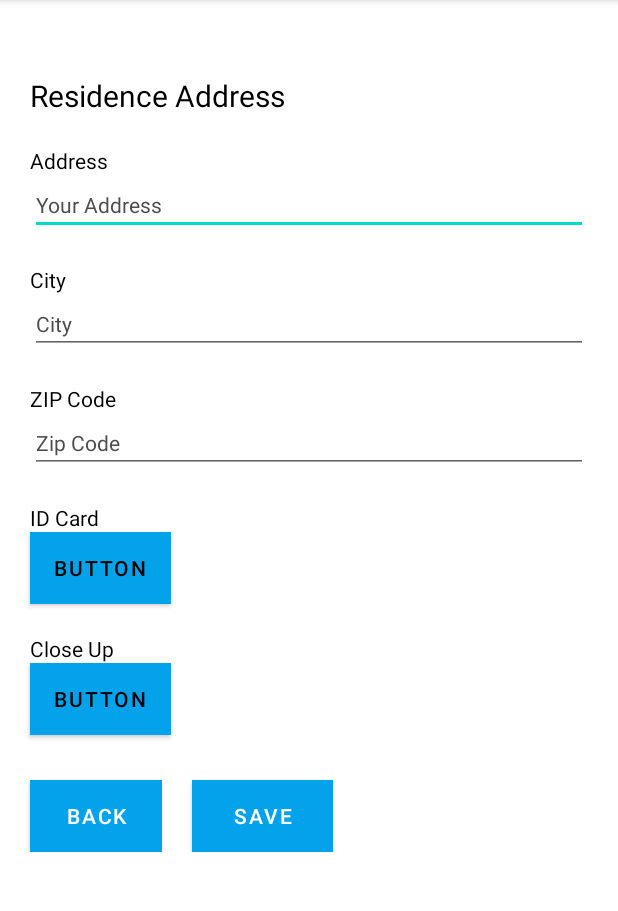
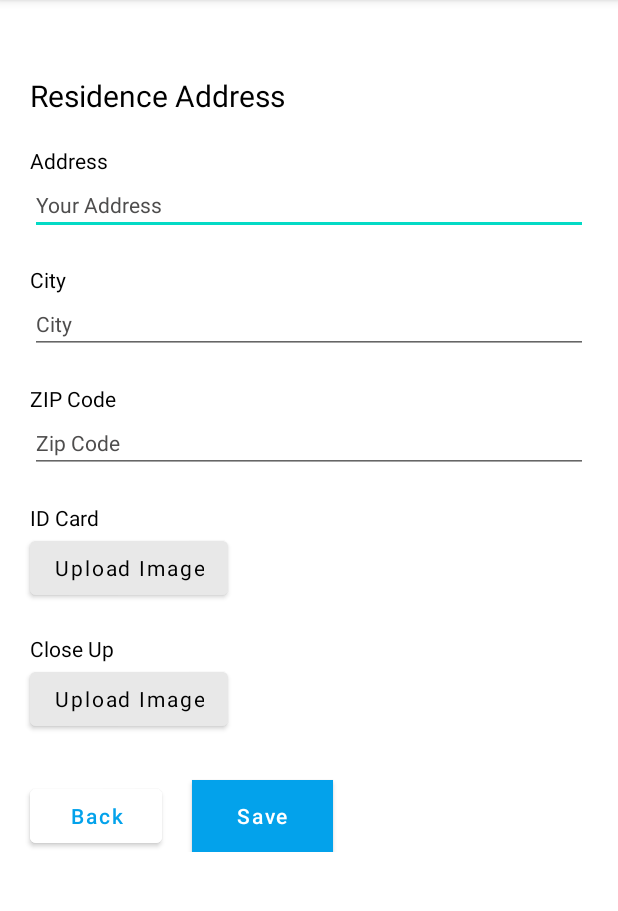
Before and after one commit to ReisaSiva/VeriLive, an Android app: the Register2Activity screen opened directly, with no data from a screen before it, on a phone screen of 412 x 824 dp, the part 84-995 px from its top. Run offline under Robolectric (Android 15) with nearby library versions, the phone set to English and light mode, and no system bars.

Commit message:
update 24/06/2021

```diff
--- a/app/build.gradle
+++ b/app/build.gradle
@@ -10,7 +10,7 @@ android {
 
     defaultConfig {
         applicationId "com.reisa.verilive"
-        minSdkVersion 26
+        minSdkVersion 23
         targetSdkVersion 29
         versionCode 1
         versionName "1.0"
--- a/app/src/main/java/com/reisa/verilive/Register2Activity.java
+++ b/app/src/main/java/com/reisa/verilive/Register2Activity.java
@@ -13,7 +13,7 @@ public class Register2Activity extends AppCompatActivity {
     protected void onCreate(Bundle savedInstanceState) {
         super.onCreate(savedInstanceState);
         setContentView(R.layout.activity_register2);
-        backBtn = findViewById(R.id.buttonNext);
+        backBtn = findViewById(R.id.buttonBack);
         backBtn.setOnClickListener(new View.OnClickListener() {
             @Override
             public void onClick(View view) {
--- a/app/src/main/java/com/reisa/verilive/RegisterActivity.java
+++ b/app/src/main/java/com/reisa/verilive/RegisterActivity.java
@@ -2,7 +2,6 @@ package com.reisa.verilive;
 
 import androidx.appcompat.app.AppCompatActivity;
 
-import android.app.Activity;
 import android.content.Intent;
 import android.os.Bundle;
 import android.view.View;
@@ -14,7 +13,7 @@ public class RegisterActivity extends AppCompatActivity {
     protected void onCreate(Bundle savedInstanceState) {
         super.onCreate(savedInstanceState);
         setContentView(R.layout.activity_register);
-        formBtn = findViewById(R.id.buttonNext);
+        formBtn = findViewById(R.id.buttonBack);
         backBtn = findViewById(R.id.buttonBack2);
         formBtn.setOnClickListener(new View.OnClickListener() {
             @Override
--- a/app/src/main/java/com/reisa/verilive/SignupActivity.java
+++ b/app/src/main/java/com/reisa/verilive/SignupActivity.java
@@ -51,7 +51,7 @@ public class SignupActivity extends AppCompatActivity {
                 Semail = email.getText().toString();
                 Spass = password.getText().toString();
                 Sname = name.getText().toString();
-               final User user = new User();
+                final User user = new User();
                 user.setEmail(Semail);
                 user.setPassword(Spass);
                 user.setName(Sname);
--- a/app/src/main/res/layout/activity_register2.xml
+++ b/app/src/main/res/layout/activity_register2.xml
@@ -102,8 +102,11 @@
             android:layout_width="wrap_content"
             android:layout_height="wrap_content"
             android:layout_marginLeft="20dp"
-            android:background="#B54646"
-            android:text="Button" />
+            android:backgroundTint="#e8e8e8"
+            android:fontFamily="sans-serif"
+            android:text="Upload Image"
+            android:textAllCaps="false"
+             />
 
         <TextView
             android:id="@+id/judulGender2"
@@ -119,8 +122,10 @@
             android:layout_width="wrap_content"
             android:layout_height="wrap_content"
             android:layout_marginLeft="20dp"
-            android:background="#B54646"
-            android:text="Button" />
+            android:backgroundTint="#e8e8e8"
+            android:fontFamily="sans-serif"
+            android:text="Upload Image"
+            android:textAllCaps="false" />
 
         <LinearLayout
             android:layout_width="match_parent"
@@ -128,14 +133,17 @@
             android:orientation="horizontal">
 
             <Button
-                android:id="@+id/buttonNext"
+                android:id="@+id/buttonBack"
                 android:layout_width="wrap_content"
                 android:layout_height="wrap_content"
                 android:layout_marginLeft="20dp"
                 android:layout_marginTop="30dp"
-                android:background="#FFFFFF"
+                android:backgroundTint="@color/white"
+
                 android:text="@string/Back"
-                android:textColor="@color/white" />
+                android:textColor="@color/mainblue"
+                android:textAllCaps="false"
+                />
 
             <Button
                 android:id="@+id/button7"
@@ -147,7 +155,8 @@
                 android:layout_weight="1"
                 android:background="#e8e8e8"
                 android:text="@string/SV"
-                android:textColor="#FFFFFF" />
+                android:textColor="#FFFFFF"
+                android:textAllCaps="false"/>
 
         </LinearLayout>
 
--- a/app/src/main/res/layout/activity_signup.xml
+++ b/app/src/main/res/layout/activity_signup.xml
@@ -36,7 +36,7 @@
                 android:background="@drawable/textbox"
                 android:ems="10"
                 android:hint="Name"
-                android:inputType="textPersonName"
+                android:inputType="textPassword"
                 android:padding="10dp" />
 
             <EditText
```
Also changed, not shown: app/src/main/java/com/reisa/verilive/LoginActivity.java (+41 -23 lines), app/src/main/res/layout/activity_register.xml (+17 -11 lines).
